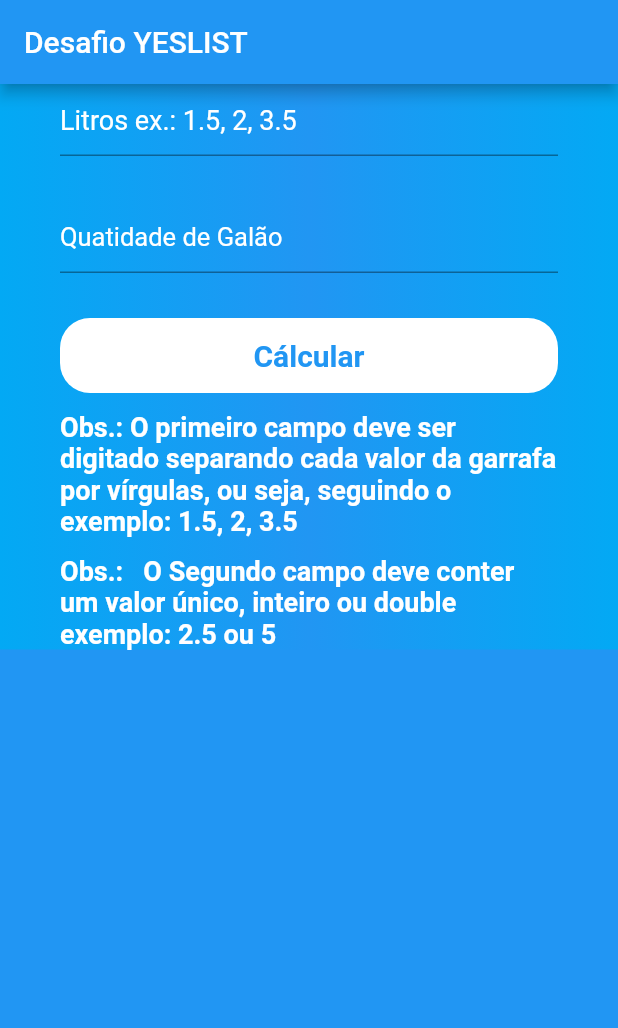
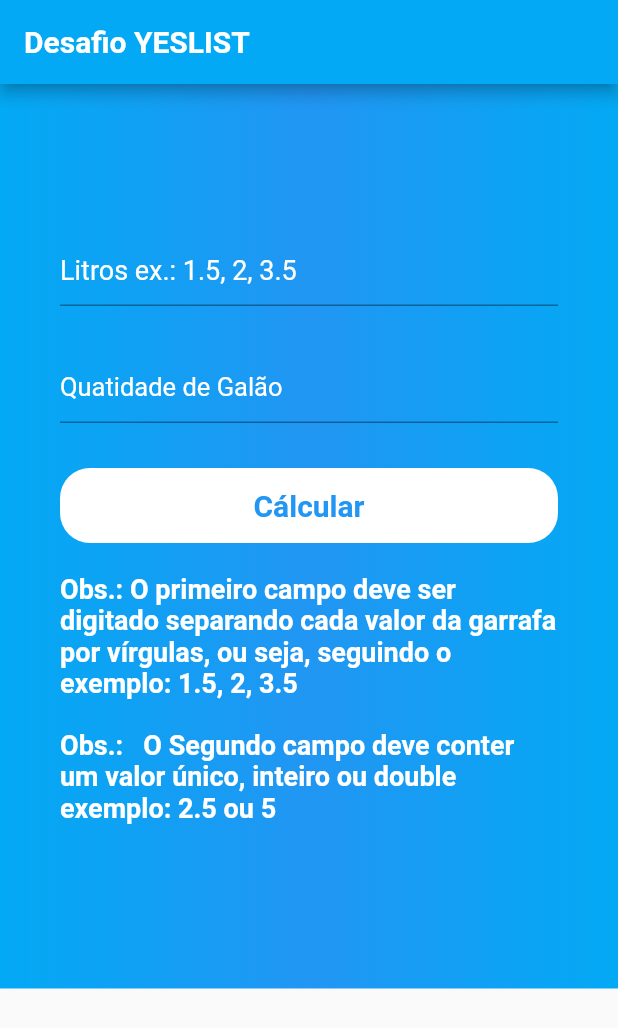
Before and after one commit to romeuporto/garrafas, a Flutter app: the screen it shows after launch, on a phone screen of 412 x 824 dp. Shown: the top 1028 px of the screen. Run offline on Flutter 3.47's test engine with Material 2 defaults, Android fonts, the phone set to English and light mode, and no system bars.

Commit message:
Challenge completed and ended

```diff
--- a/garrfas/lib/PageHome.dart
+++ b/garrfas/lib/PageHome.dart
@@ -56,14 +56,19 @@ class _PageHomeState extends State<PageHome> {
   @override
   Widget build(BuildContext context) {
     return Scaffold(
-      backgroundColor: Colors.blue,
       appBar: AppBar(
-        title: Text("Desafio YESLIST"),
+        backgroundColor: Colors.lightBlue,
+        title: Text("Desafio YESLIST",
+        style: TextStyle(
+          fontWeight: FontWeight.bold,
+          color: Colors.white,
+        ),
+        ),
       ),
       body: SingleChildScrollView(
         child: Container(
           padding: EdgeInsets.only(
-            // top: 32,
+            top: 100,
             right: 40,
             left: 40,
           ),
@@ -169,7 +174,7 @@ class _PageHomeState extends State<PageHome> {
                   ),
                 ),
                 SizedBox(
-                  height: 12,
+                  height: 20,
                 ),
                 Text(
                   "Obs.: O primeiro campo deve ser digitado separando cada valor da garrafa por vírgulas, ou seja, seguindo o exemplo: 1.5, 2, 3.5",
@@ -180,7 +185,7 @@ class _PageHomeState extends State<PageHome> {
                   ),
                 ),
                 SizedBox(
-                  height: 12,
+                  height: 20,
                 ),
                 Text(
                   "Obs.:   O Segundo campo deve conter um valor único, inteiro ou double exemplo: 2.5 ou 5",
@@ -189,6 +194,9 @@ class _PageHomeState extends State<PageHome> {
                     fontWeight: FontWeight.bold,
                     color: Colors.white,
                   ),
+                ),
+                SizedBox(
+                  height: 110,
                 ),
               ],
             ),
```
Also changed, not shown: garrfas/lib/Result.dart (+8 -2 lines).
